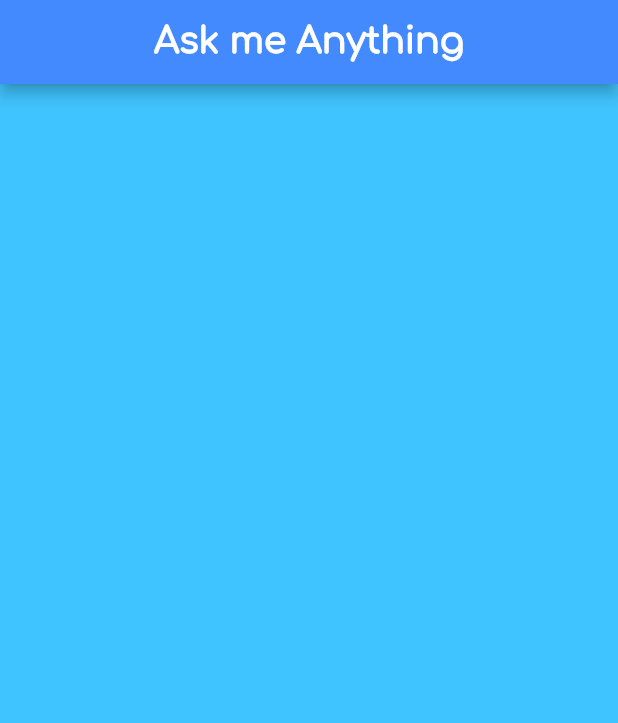
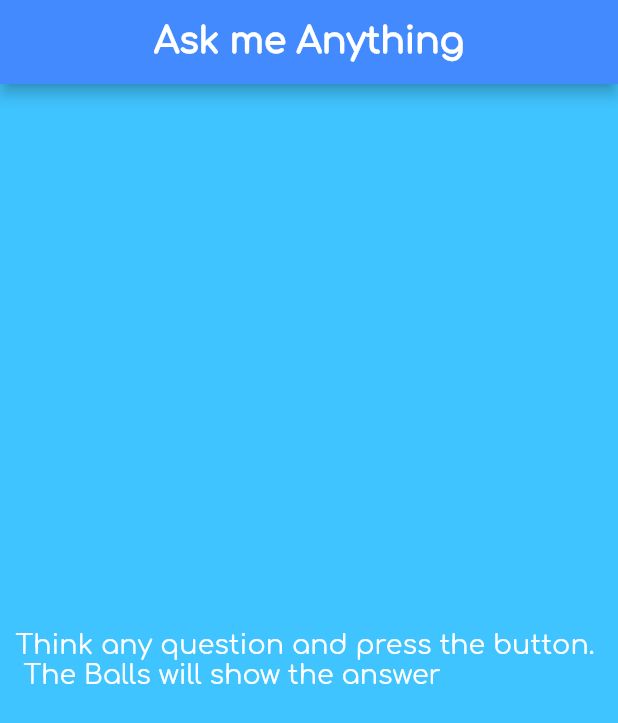
Before and after one commit to vijai-ks/Magic_Balls, a Flutter app: the screen it shows after launch, on a phone screen of 412 x 824 dp. Shown: the top 723 px of the screen. Run offline on Flutter 3.47's test engine with Material 2 defaults, Android fonts, the phone set to English and light mode, and no system bars.

Commit message:
feat: magic_balls: Add instructions text
Signed-off-by: vijai-ks <vijai.ksv@gmail.com>

```diff
--- a/lib/main.dart
+++ b/lib/main.dart
@@ -28,6 +28,24 @@ class _Magic_BallsState extends State<Magic_Balls> {
             ),
           ),
         ),
+        body: SafeArea(
+          child: Column(
+            mainAxisAlignment: MainAxisAlignment.center,
+            crossAxisAlignment: CrossAxisAlignment.center,
+            children: [
+              Center(
+                child: Text(
+                  'Think any question and press the button. \n The Balls will show the answer',
+                  style: TextStyle(
+                    color: Colors.white,
+                    fontFamily: 'Comfortaa',
+                    fontSize: 18,
+                  ),
+                ),
+              ),
+            ],
+          ),
+        ),
       ),
     );
   }
```
